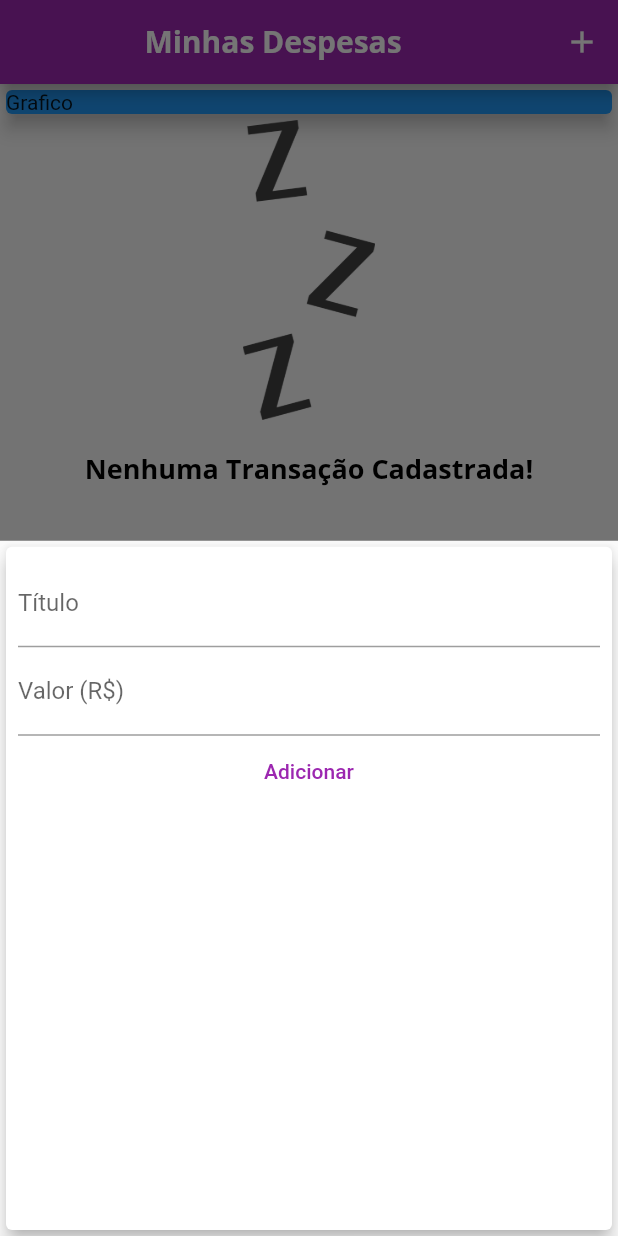
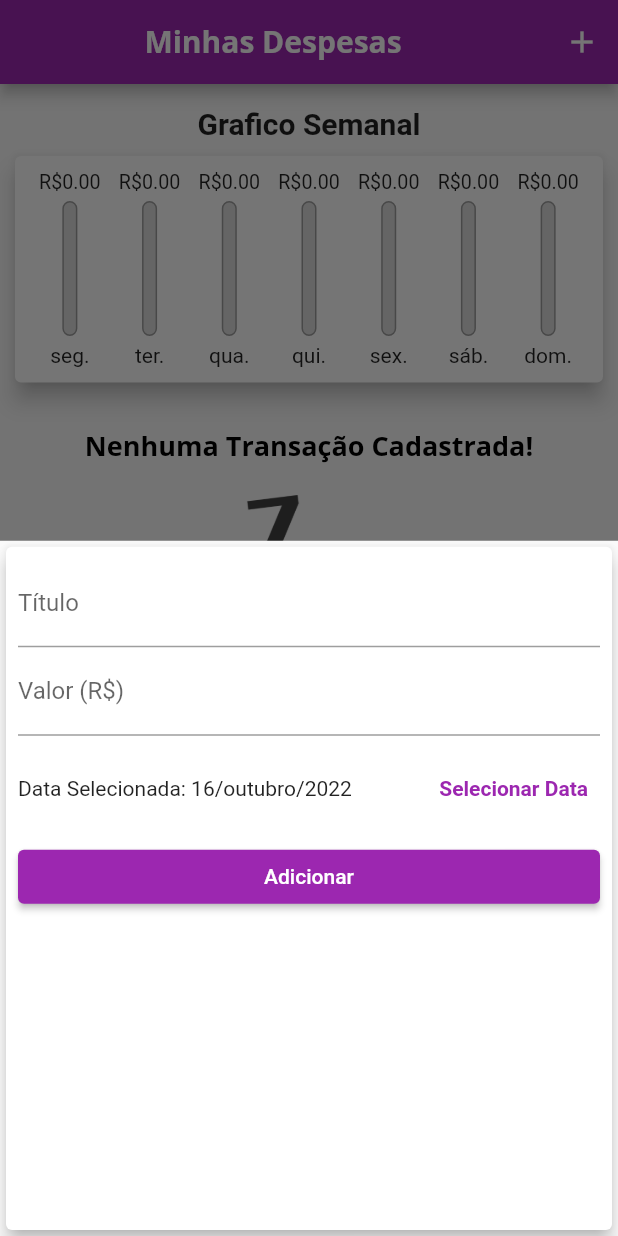
Before and after one commit to Shouko361/DespesasApp, a Flutter app: the screen it shows after launch, after a tap on the "add" icon, on a phone screen of 412 x 824 dp. Run offline on Flutter 3.47's test engine with Material 2 defaults, Android fonts, the phone set to English and light mode, and no system bars.

Commit message:
finish project

```diff
--- /dev/null
+++ b/lib/components/chart.dart
@@ -0,0 +1,68 @@
+import 'package:despesas_app/components/chart_bar.dart';
+
+import '../models/transaction.dart';
+import 'package:flutter/material.dart';
+import 'package:intl/intl.dart';
+
+class Chart extends StatelessWidget {
+  const Chart(this.recentTransactions, {Key? key}) : super(key: key);
+
+  final List<Transaction> recentTransactions;
+
+  List<Map<String, Object>> get groupedTransactions {
+    return List.generate(7, (index) {
+      final weekDay = DateTime.now().subtract(
+        Duration(days: index),
+      );
+
+      double totalSum = 0.0;
+
+      for (var i = 0; i < recentTransactions.length; i++) {
+        bool sameDay = recentTransactions[i].date.day == weekDay.day;
+        bool sameMonth = recentTransactions[i].date.month == weekDay.month;
+        bool sameYear = recentTransactions[i].date.year == weekDay.year;
+
+        if (sameDay && sameMonth && sameYear) {
+          totalSum += recentTransactions[i].value;
+        }
+      }
+
+      return {
+        'day': DateFormat("E", "pt_BR").format(weekDay),
+        'value': totalSum,
+      };
+    }).reversed.toList();
+  }
+
+  double get _weekTotalValue {
+    return groupedTransactions.fold(0.0, (sum, tr) {
+      return sum + (tr['value'] as double);
+    });
+  }
+
+  @override
+  Widget build(BuildContext context) {
+    return Card(
+      elevation: 6.0,
+      margin: const EdgeInsets.all(10.0),
+      child: Padding(
+        padding: const EdgeInsets.all(10.0),
+        child: Row(
+          mainAxisAlignment: MainAxisAlignment.spaceAround,
+          children: groupedTransactions.map((tr) {
+            return Flexible(
+              fit: FlexFit.tight,
+              child: ChartBar(
+                label: tr['day'] as String,
+                value: tr['value'] as double,
+                percent: _weekTotalValue == 0
+                    ? 0
+                    : (tr['value'] as double) / _weekTotalValue,
+              ),
+            );
+          }).toList(),
+        ),
+      ),
+    );
+  }
+}
--- /dev/null
+++ b/lib/components/chart_bar.dart
@@ -0,0 +1,65 @@
+import 'package:flutter/material.dart';
+
+class ChartBar extends StatelessWidget {
+  final String? label;
+  final double? value;
+  final double? percent;
+
+  ChartBar({
+    Key? key,
+    this.label,
+    this.value,
+    this.percent,
+  }) : super(key: key);
+
+  @override
+  Widget build(BuildContext context) {
+    return Column(
+      children: [
+        Container(
+          height: 15,
+          child: FittedBox(
+            child: Text(
+              'R\$${value!.toStringAsFixed(2)}',
+            ),
+          ),
+        ),
+        const SizedBox(
+          height: 5.0,
+        ),
+        Container(
+          height: 90.0,
+          width: 10.0,
+          child: Stack(
+            alignment: Alignment.bottomCenter,
+            children: [
+              Container(
+                decoration: BoxDecoration(
+                  border: Border.all(
+                    color: Colors.grey,
+                    width: 1.0,
+                  ),
+                  color: const Color.fromRGBO(220, 220, 220, 1),
+                  borderRadius: BorderRadius.circular(5.0),
+                ),
+              ),
+              FractionallySizedBox(
+                heightFactor: percent,
+                child: Container(
+                  decoration: BoxDecoration(
+                    color: Theme.of(context).colorScheme.primary,
+                    borderRadius: BorderRadius.circular(5),
+                  ),
+                ),
+              ),
+            ],
+          ),
+        ),
+        const SizedBox(
+          height: 5.0,
+        ),
+        Text(label!),
+      ],
+    );
+  }
+}
--- a/lib/components/transaction_form.dart
+++ b/lib/components/transaction_form.dart
@@ -1,28 +1,46 @@
 import 'package:flutter/material.dart';
+import 'package:intl/intl.dart';
 
 class TransactionForm extends StatefulWidget {
-  TransactionForm(this.onSubmit);
+  const TransactionForm(this.onSubmit, {Key? key}) : super(key: key);
 
-  final void Function(String, double) onSubmit;
+  final void Function(String, double, DateTime) onSubmit;
 
   @override
   State<TransactionForm> createState() => _TransactionFormState();
 }
 
 class _TransactionFormState extends State<TransactionForm> {
-  final titleController = TextEditingController();
-
-  final valueController = TextEditingController();
+  final _titleController = TextEditingController();
+  final _valueController = TextEditingController();
+  DateTime? _selectedDate = DateTime.now();
 
   _submitForm() {
-    final title = titleController.text;
-    final value = double.tryParse(valueController.text) ?? 0.0;
+    final title = _titleController.text;
+    final value = double.tryParse(_valueController.text) ?? 0.0;
 
-    if (title.isEmpty || value <= 0) {
+    if (title.isEmpty || value <= 0 || _selectedDate == null) {
       return;
     }
 
-    widget.onSubmit(title, value);
+    widget.onSubmit(title, value, _selectedDate!);
+  }
+
+  _showDatePicker() {
+    showDatePicker(
+      context: context,
+      initialDate: DateTime.now(),
+      firstDate: DateTime(1950),
+      lastDate: DateTime.now(),
+    ).then((pickedDate) {
+      if (pickedDate == null) {
+        return;
+      }
+
+      setState(() {
+        _selectedDate = pickedDate;
+      });
+    });
   }
 
   @override
@@ -38,7 +56,7 @@ class _TransactionFormState extends State<TransactionForm> {
                 labelText: 'Título',
               ),
               onSubmitted: (_) => _submitForm(),
-              controller: titleController,
+              controller: _titleController,
             ),
             TextField(
               decoration: const InputDecoration(
@@ -48,9 +66,33 @@ class _TransactionFormState extends State<TransactionForm> {
                 decimal: true,
               ),
               onSubmitted: (_) => _submitForm(),
-              controller: valueController,
+              controller: _valueController,
             ),
-            TextButton(
+            Container(
+              height: 70,
+              child: Row(
+                children: [
+                  Expanded(
+                    child: Text(
+                      _selectedDate == null
+                          ? 'Nenhuma data selecionada!'
+                          : 'Data Selecionada: ${DateFormat('dd/MMMM/y', "pt_BR").format(_selectedDate!)}',
+                    ),
+                  ),
+                  TextButton(
+                    onPressed: _showDatePicker,
+                    child: Text(
+                      'Selecionar Data',
+                      style: TextStyle(
+                        color: Theme.of(context).colorScheme.primary,
+                        fontWeight: FontWeight.bold,
+                      ),
+                    ),
+                  )
+                ],
+              ),
+            ),
+            ElevatedButton(
               onPressed: _submitForm,
               child: Row(
                 mainAxisAlignment: MainAxisAlignment.center,
@@ -58,7 +100,7 @@ class _TransactionFormState extends State<TransactionForm> {
                   Text(
                     'Adicionar',
                     style: TextStyle(
-                      color: Colors.purple,
+                      color: Colors.white,
                     ),
                   ),
                 ],
--- a/lib/main.dart
+++ b/lib/main.dart
@@ -1,8 +1,10 @@
 import 'dart:math';
 import 'package:flutter/material.dart';
+import 'models/transaction.dart';
+import 'components/chart.dart';
 import 'components/transaction_form.dart';
 import 'components/transaction_list.dart';
-import 'models/transaction.dart';
+import 'package:flutter_localizations/flutter_localizations.dart';
 
 void main(List<String> args) {
   runApp(const DespesaApp());
@@ -16,6 +18,12 @@ class DespesaApp extends StatelessWidget {
     final themeData = ThemeData();
 
     return MaterialApp(
+      localizationsDelegates: [
+        GlobalMaterialLocalizations.delegate,
+        GlobalWidgetsLocalizations.delegate,
+        GlobalCupertinoLocalizations.delegate,
+      ],
+      supportedLocales: [Locale('pt', 'BR')],
       debugShowCheckedModeBanner: false,
       home: const MyHomePage(),
       theme: themeData.copyWith(
@@ -53,27 +61,46 @@ class MyHomePage extends StatefulWidget {
 class _MyHomePageState extends State<MyHomePage> {
   final List<Transaction> _transaction = [];
 
-  _addTransaction(String title, double value) {
+  List<Transaction> get _recentTransactions {
+    return _transaction.where((tr) {
+      return tr.date.isAfter(
+        DateTime.now().subtract(
+          Duration(days: 7),
+        ),
+      );
+    }).toList();
+  }
+
+  _addTransaction(String title, double value, DateTime date) {
     final newTransaction = Transaction(
       id: Random().nextDouble().toString(),
       title: title,
       value: value,
-      date: DateTime.now(),
+      date: date,
     );
 
-    setState(() {
-      _transaction.add(newTransaction);
-    });
+    setState(
+      () {
+        _transaction.add(newTransaction);
+      },
+    );
 
     Navigator.of(context).pop();
   }
 
+  _delTransaction(String id) {
+    setState(() {
+      _transaction.removeWhere((tr) => tr.id == id);
+    });
+  }
+
   _openTransactionForm(BuildContext context) {
     showModalBottomSheet(
-        context: context,
-        builder: (_) {
-          return TransactionForm(_addTransaction);
-        });
+      context: context,
+      builder: (_) {
+        return TransactionForm(_addTransaction);
+      },
+    );
   }
 
   @override
@@ -99,14 +126,20 @@ class _MyHomePageState extends State<MyHomePage> {
           crossAxisAlignment: CrossAxisAlignment.stretch,
           children: <Widget>[
             Container(
-              child: const Card(
-                color: Colors.blue,
-                elevation: 5,
-                child: Text('Grafico'),
+              margin: const EdgeInsets.only(top: 15.0),
+              child: const Text(
+                'Grafico Semanal',
+                style: TextStyle(
+                  fontWeight: FontWeight.bold,
+                  fontSize: 20.0,
+                ),
+                textAlign: TextAlign.center,
               ),
             ),
+            Chart(_recentTransactions),
             TransactionList(
               _transaction,
+              _delTransaction,
             ),
           ],
         ),
--- a/pubspec.yaml
+++ b/pubspec.yaml
@@ -34,6 +34,8 @@ dependencies:
   # Use with the CupertinoIcons class for iOS style icons.
   cupertino_icons: ^1.0.2
   intl: ^0.17.0
+  flutter_localizations:
+    sdk: flutter
 
 dev_dependencies:
   flutter_test:
```
Also changed, not shown: lib/components/transaction_list.dart (+37 -35 lines), pubspec.lock.
